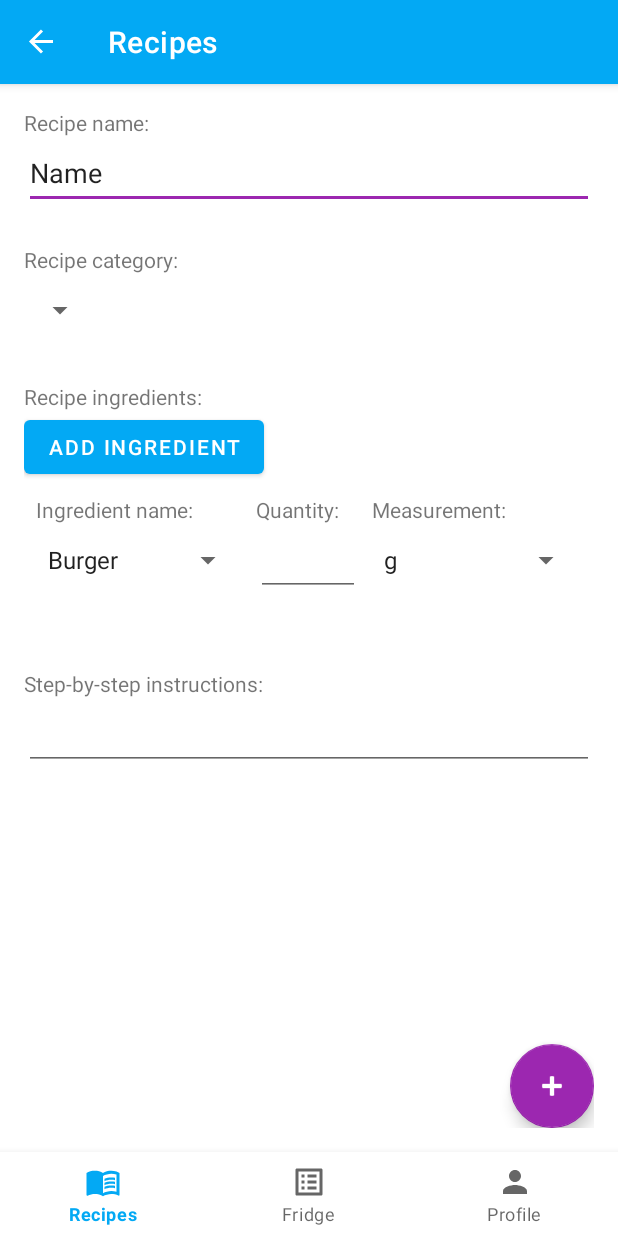
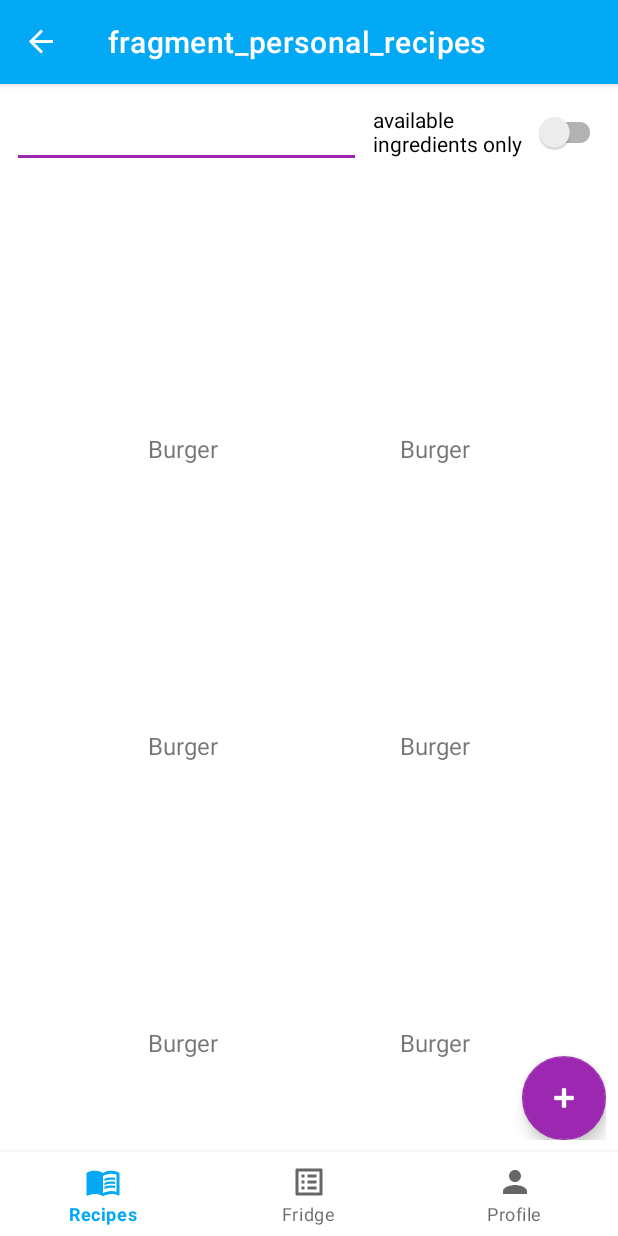
Before and after one commit to HolaSombreros/ANDProject, an Android app: the screen it shows after launch (MainActivity), on a phone screen of 412 x 824 dp. Run offline under Robolectric (Android 15) with nearby library versions, the phone set to English and light mode, and no system bars; our stand-ins replace navigation-ui.

Commit message:
navigation

```diff
--- a/Foodie/app/src/main/java/com/group2/foodie/view/fragment/PersonalRecipesFragment.java
+++ b/Foodie/app/src/main/java/com/group2/foodie/view/fragment/PersonalRecipesFragment.java
@@ -10,15 +10,18 @@ import android.widget.Toast;
 import androidx.annotation.NonNull;
 import androidx.annotation.Nullable;
 import androidx.fragment.app.Fragment;
+import androidx.lifecycle.ViewModelProvider;
 import androidx.navigation.NavController;
 import androidx.navigation.Navigation;
 import androidx.recyclerview.widget.GridLayoutManager;
 import androidx.recyclerview.widget.LinearLayoutManager;
 import androidx.recyclerview.widget.RecyclerView;
 
+import com.google.android.material.floatingactionbutton.FloatingActionButton;
 import com.group2.foodie.R;
 import com.group2.foodie.list.RecipeAdapter;
 import com.group2.foodie.model.Recipe;
+import com.group2.foodie.viewmodel.AddRecipeViewModel;
 import com.group2.foodie.viewmodel.PersonalRecipesViewModel;
 
 import java.util.ArrayList;
@@ -28,6 +31,7 @@ public class PersonalRecipesFragment extends Fragment {
 
     private RecyclerView recipesRecycler;
     private RecipeAdapter recipeAdapter;
+    private FloatingActionButton fab;
     private PersonalRecipesViewModel viewModel;
     private NavController navController;
 
@@ -39,8 +43,18 @@ public class PersonalRecipesFragment extends Fragment {
     @Override
     public void onViewCreated(@NonNull View view, @Nullable Bundle savedInstanceState) {
         super.onViewCreated(view, savedInstanceState);
+        viewModel = new ViewModelProvider(getActivity()).get(PersonalRecipesViewModel.class);
+        initializeViews(view);
+        setupViews();
+    }
 
+    private void initializeViews(View view) {
+        navController = Navigation.findNavController(view);
         recipesRecycler = view.findViewById(R.id.personalRecipes_recycleView);
+        fab = view.findViewById(R.id.personalRecipes_fab);
+    }
+
+    private void setupViews() {
         recipesRecycler.hasFixedSize();
         if (getActivity().getResources().getConfiguration().orientation == Configuration.ORIENTATION_PORTRAIT) {
             recipesRecycler.setLayoutManager(new GridLayoutManager(getActivity(), 2));
@@ -48,6 +62,7 @@ public class PersonalRecipesFragment extends Fragment {
             recipesRecycler.setLayoutManager(new GridLayoutManager(getActivity(), 4));
         }
 
+        // delete later
         ArrayList<Recipe> recipeList = new ArrayList<>();
         recipeList.add(new Recipe("Burger", R.drawable.ic_fridge, new ArrayList<>(), "1. Kill the pig", true, "Food"));
         recipeList.add(new Recipe("Burger", R.drawable.ic_fridge, new ArrayList<>(), "1. Kill the pig", true, "Food"));
@@ -63,18 +78,20 @@ public class PersonalRecipesFragment extends Fragment {
         recipeList.add(new Recipe("Burger", R.drawable.ic_fridge, new ArrayList<>(), "1. Kill the pig", true, "Food"));
         recipeList.add(new Recipe("Burger", R.drawable.ic_fridge, new ArrayList<>(), "1. Kill the pig", true, "Food"));
         recipeList.add(new Recipe("Burger", R.drawable.ic_fridge, new ArrayList<>(), "1. Kill the pig", true, "Food"));
+        recipeAdapter = new RecipeAdapter(recipeList);
 
 
-        recipeAdapter = new RecipeAdapter(recipeList);
         //recipeAdapter = new RecipeAdapter(viewModel.getPersonalRecipes());
         recipesRecycler.setAdapter(recipeAdapter);
 
-        // TODO
-        //navController = Navigation.findNavController(getActivity(), R.id.main_activity_fragment);
-
         recipeAdapter.setOnClickListener(v -> {
-            //  TODO
             // navController.navigate(R.id.);
         });
+
+        fab.setOnClickListener((v) -> {
+            navController.navigate(R.id.fragment_add_recipe);
+        });
     }
+
+
 }
--- a/Foodie/app/src/main/res/navigation/navigation_layout.xml
+++ b/Foodie/app/src/main/res/navigation/navigation_layout.xml
@@ -4,7 +4,7 @@
     xmlns:app="http://schemas.android.com/apk/res-auto"
     xmlns:tools="http://schemas.android.com/tools"
     android:id="@+id/navigation_layout"
-    app:startDestination="@id/fragment_add_recipe">
+    app:startDestination="@id/fragment_personal_recipes">
 
     <fragment
         android:id="@+id/fragment_add_recipe"
@@ -16,5 +16,9 @@
         android:id="@+id/fragment_personal_recipes"
         android:name="com.group2.foodie.view.fragment.PersonalRecipesFragment"
         android:label="fragment_personal_recipes"
-        tools:layout="@layout/fragment_personal_recipes" />
+        tools:layout="@layout/fragment_personal_recipes" >
+        <action
+            android:id="@+id/action_fragment_personal_recipes_to_fragment_add_recipe"
+            app:destination="@id/fragment_add_recipe" />
+    </fragment>
 </navigation>
```
